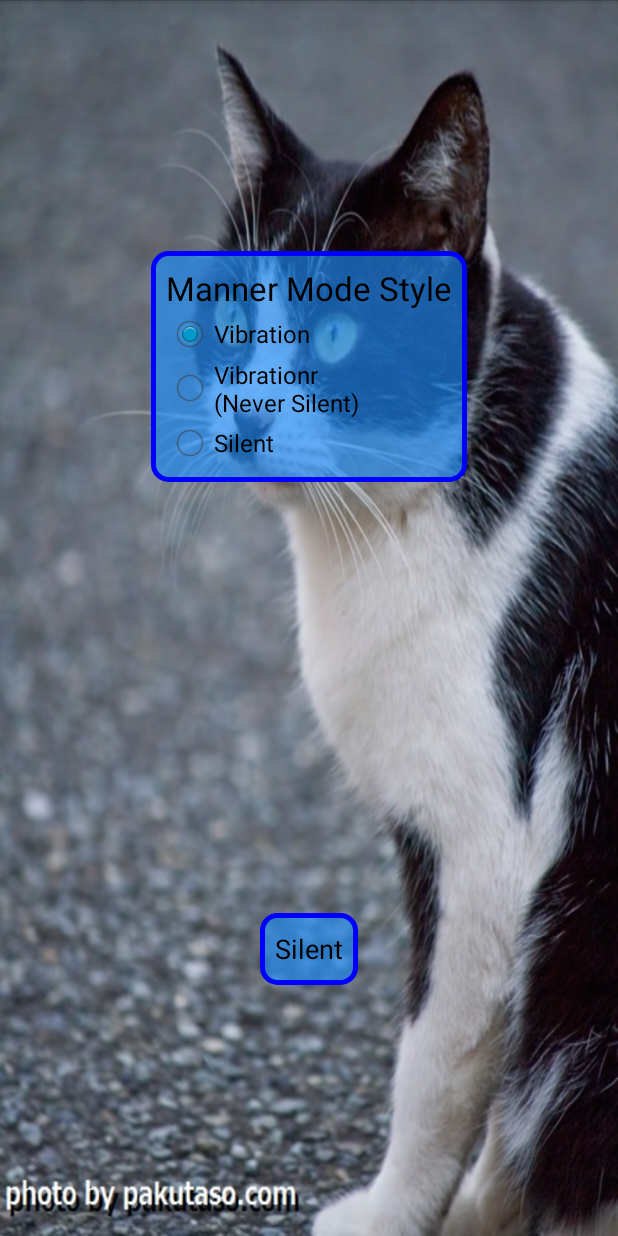
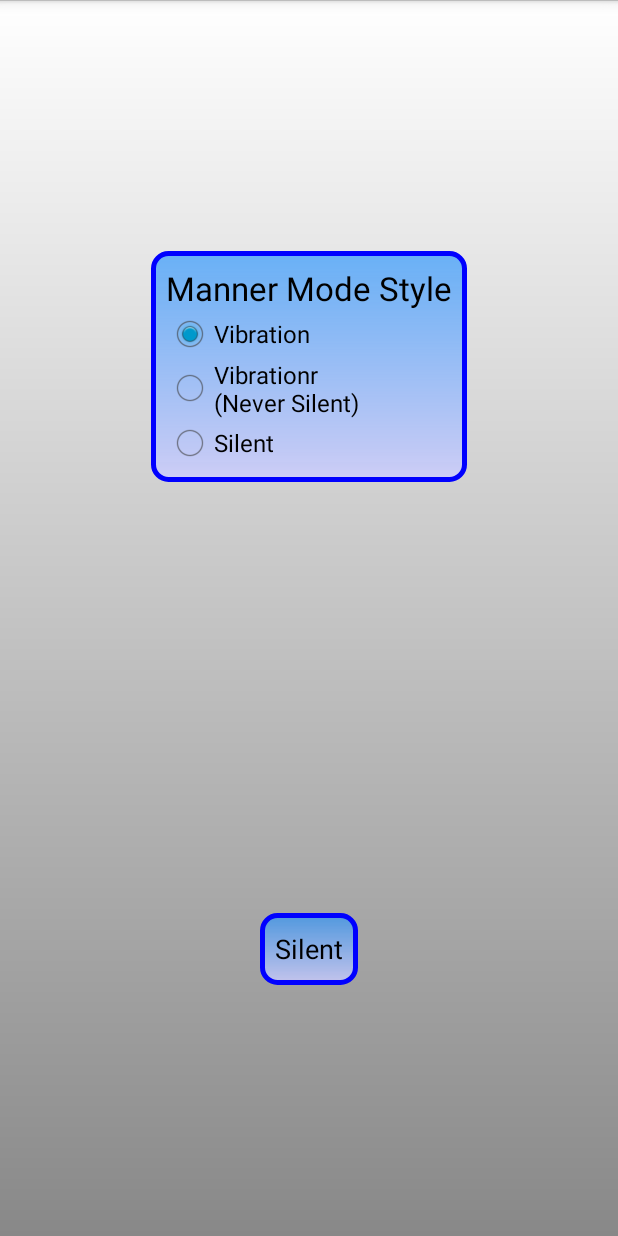
Before and after one commit to hhosaka/MannerTimer, an Android app: the screen it shows after launch (MainActivity), on a phone screen of 412 x 824 dp. Run offline under Robolectric (Android 15) with nearby library versions, the phone set to English and light mode, and no system bars.

Commit message:
release 1.2.0

```diff
--- a/app/src/main/AndroidManifest.xml
+++ b/app/src/main/AndroidManifest.xml
@@ -1,8 +1,8 @@
 <?xml version="1.0" encoding="utf-8"?>
 <manifest xmlns:android="http://schemas.android.com/apk/res/android"
     package="com.nag.mannertimer"
-    android:versionCode="2"
-    android:versionName="1.1.0" >
+    android:versionCode="3"
+    android:versionName="1.2.0" >
 
     <uses-sdk
         android:minSdkVersion="11"
--- a/app/src/main/res/drawable/background_label_home.xml
+++ b/app/src/main/res/drawable/background_label_home.xml
@@ -8,5 +8,8 @@
         android:top="1dp"
         android:right="1dp"
         android:bottom="1dp" />
-    <solid android:color="#A0000000" />
+    <gradient
+        android:startColor="#A0000000"
+        android:endColor="#20000000"
+        android:angle="90" />
 </shape>
--- /dev/null
+++ b/app/src/main/res/drawable/background_panel.xml
@@ -0,0 +1,10 @@
+<?xml version="1.0" encoding="utf-8"?>
+<shape
+    xmlns:android="http://schemas.android.com/apk/res/android"
+    android:shape="rectangle">
+    <gradient
+        android:startColor="#888888"
+        android:endColor="#ffffff"
+        android:angle="90" />
+
+</shape>
--- a/app/src/main/res/drawable/background_show_dialog_button.xml
+++ b/app/src/main/res/drawable/background_show_dialog_button.xml
@@ -8,7 +8,10 @@
         android:top="10dp"
         android:right="10dp"
         android:bottom="10dp" />
-    <solid android:color="#A01E90FF" />
+    <gradient
+        android:startColor="#A01E90FF"
+        android:endColor="#CCCCCCFF"
+        android:angle="270" />
     <stroke android:width="3dp"
             android:color="#0000ff"/>
 </shape>
--- a/app/src/main/res/layout/activity_main.xml
+++ b/app/src/main/res/layout/activity_main.xml
@@ -4,7 +4,7 @@
     android:layout_height="fill_parent"
     android:layout_gravity="center_vertical|center_horizontal"
     android:gravity="center_vertical|center_horizontal"
-    android:background="@drawable/ppg_gyoushisuruneko500"
+    android:background="@drawable/background_panel"
     tools:context=".MainActivity" >
 
     <RadioGroup
```
Also changed, not shown: app/src/main/res/drawable-mdpi/ppg_gyoushisuruneko500.jpg (deleted), app/src/main/res/drawable-xhdpi/btn_0002.9.png (deleted), app/src/main/res/drawable-xhdpi/ic_launcher.png, 3 other files.
